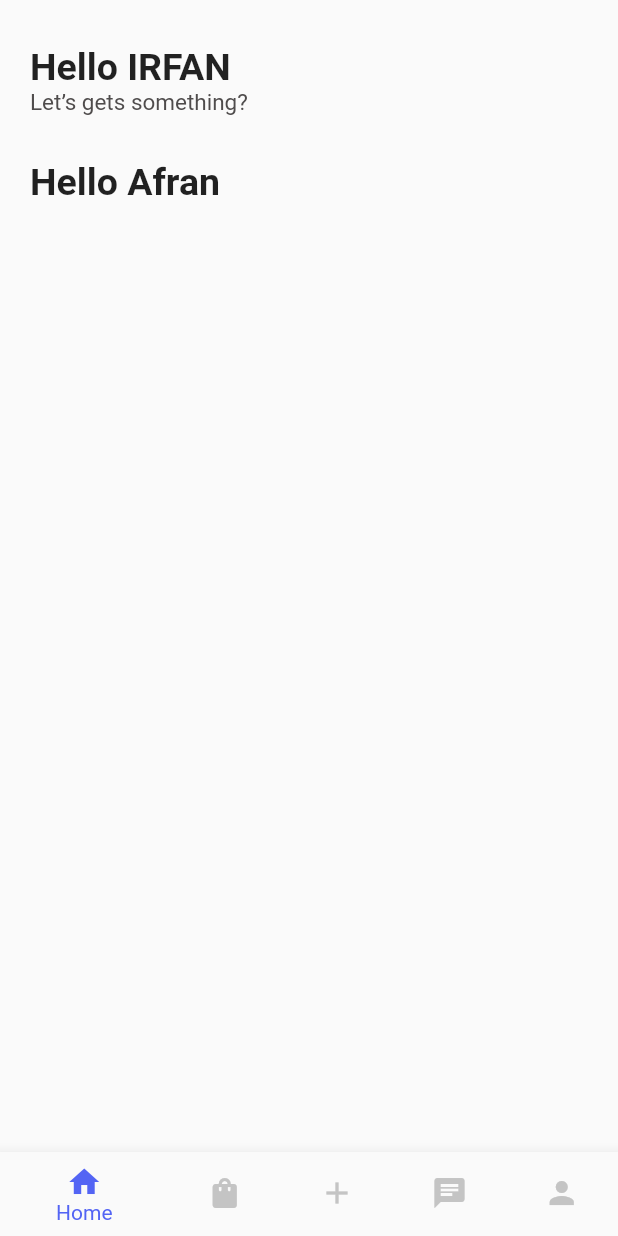
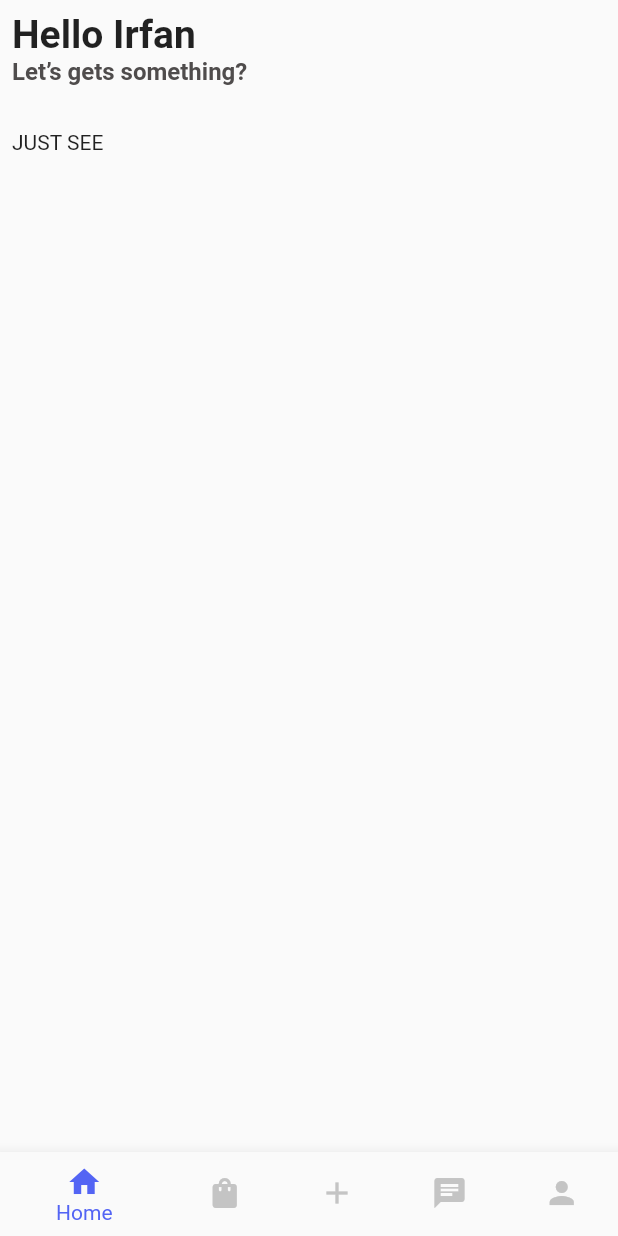
Before and after one commit to irfan701/Flutter, a Flutter app: the screen it shows after launch, on a phone screen of 412 x 824 dp. Run offline on Flutter 3.47's test engine with Material 2 defaults, Android fonts, the light colour scheme and no system bars.

Commit message:
Home Column Widget
Column With Text wiget

```diff
--- a/bin/day4/first_app/lib/pages/home.dart
+++ b/bin/day4/first_app/lib/pages/home.dart
@@ -1,4 +1,5 @@
 import 'package:flutter/material.dart';
+import 'package:flutter/rendering.dart';
 
 class HomeScreen extends StatelessWidget {
   const HomeScreen({Key? key}) : super(key: key);
@@ -9,37 +10,25 @@ class HomeScreen extends StatelessWidget {
       // backgroundColor: Colors.amber
       body: SafeArea(
         child: Padding(
-      padding: const EdgeInsets.only(top: 30, left: 20),
+          padding: const EdgeInsets.all(8.0),
           child: Column(
-        crossAxisAlignment: CrossAxisAlignment.start,
             children: [
-          Text(
-            "Hello IRFAN",
+              Text("Hello Irfan",
+                  style: TextStyle(fontSize: 26, fontWeight: FontWeight.w600)),
+              Text("Let’s gets something?",
                   style: TextStyle(
+                      fontSize: 16,
                       fontWeight: FontWeight.w600,
-              fontSize: 25,
-            ),
-          ),
-          Text(
-            "Let’s gets something?",
-            style: TextStyle(
-              fontWeight: FontWeight.w400,
-              fontSize: 15,
-              color: Color(0xFF4F4C4C),
-            ),
-          ),
+                      color: Color(0xFF4F4C4C))),
               SizedBox(
                 height: 30,
               ),
-          Text(
-            "Hello Afran",
-            style: TextStyle(
-              fontWeight: FontWeight.w600,
-              fontSize: 25,
+              Text("JUST SEE")
+            ],
+            crossAxisAlignment: CrossAxisAlignment.start,
           ),
         ),
-        ],
       ),
-    )));
+    );
   }
 }
```
Lines whose indentation alone changed are shown as unchanged.
